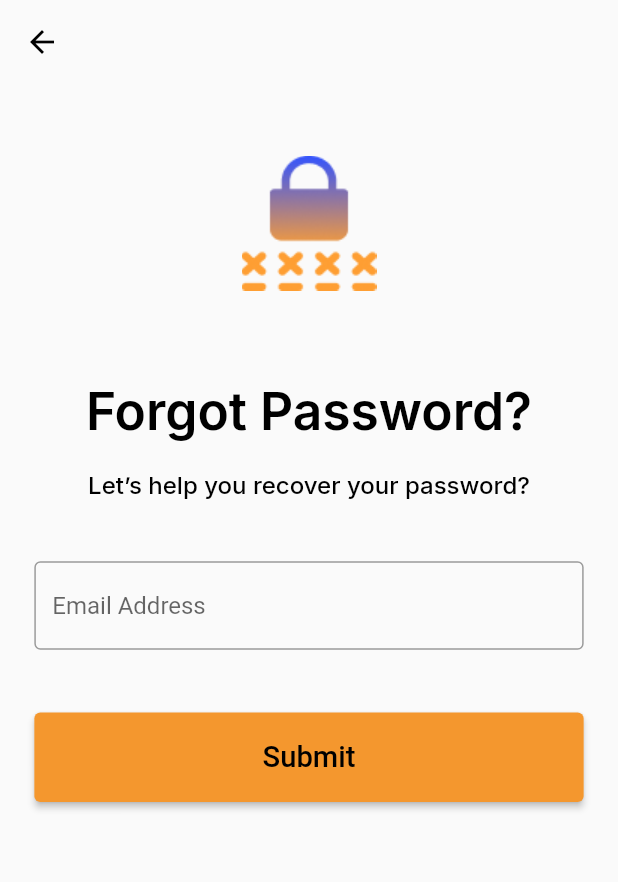
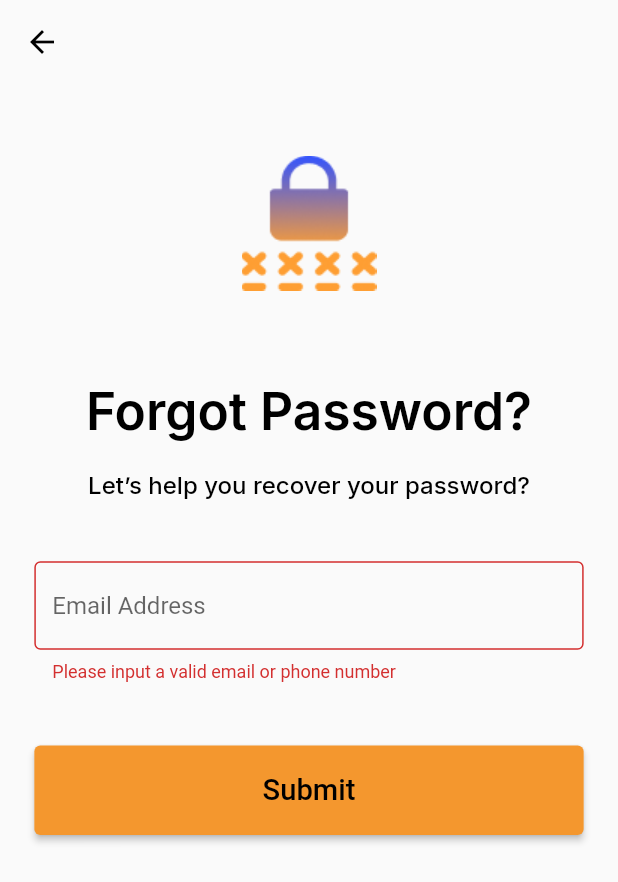
Before and after one commit to vikilinho/choplyfe, a Flutter app: the ForgotPassword screen opened by its route, after a tap on "Submit", on a phone screen of 412 x 824 dp. Shown: the top 882 px of the screen. Run offline on Flutter 3.47's test engine with Material 2 defaults, Android fonts, the phone set to English and light mode, and no system bars; our stand-ins replace flutter_screenutil, flutter_spinkit, flutter_svg, get, google_fonts, shared_preferences; accounts and stored records are empty.

```diff
--- a/lib/components/app_imports.dart
+++ b/lib/components/app_imports.dart
@@ -25,5 +25,6 @@ export 'package:choplife/route.dart';
 export '../components/socialicons.dart';
 export '../components/validator.dart';
 export 'package:get/get.dart';
+export '../services/auth_services.dart';
 
 // export 'package:choplife/constants/app_routes.dart';
--- a/lib/components/appfonts.dart
+++ b/lib/components/appfonts.dart
@@ -27,4 +27,12 @@ class AppFonts {
       fontWeight: FontWeight.w600,
     ),
   );
+  static TextStyle categoriesText = GoogleFonts.inter(
+    textStyle: TextStyle(
+      color: const Color(0xff403C56),
+      fontStyle: FontStyle.italic,
+      fontSize: 12.sp,
+      fontWeight: FontWeight.w800,
+    ),
+  );
 }
--- a/lib/pages/forgot_password_page.dart
+++ b/lib/pages/forgot_password_page.dart
@@ -1,9 +1,6 @@
-import 'package:choplife/components/appfonts.dart';
-import 'package:flutter/material.dart';
-import 'package:flutter_screenutil/flutter_screenutil.dart';
-import 'package:google_fonts/google_fonts.dart';
+import 'package:flutter_spinkit/flutter_spinkit.dart';
 
-import '../components/custom_button.dart';
+import '../components/app_imports.dart';
 
 class ForgotPassword extends StatefulWidget {
   const ForgotPassword({super.key});
@@ -12,8 +9,11 @@ class ForgotPassword extends StatefulWidget {
   State<ForgotPassword> createState() => _ForgotPasswordState();
 }
 
-class _ForgotPasswordState extends State<ForgotPassword> {
+class _ForgotPasswordState extends State<ForgotPassword>
+    with InputValidationMixin {
   final TextEditingController _emailController = TextEditingController();
+  final AuthService authController =
+      Get.put(AuthService()); //initialise  auth service
   final _forgotpasswordKey = GlobalKey<FormState>();
   @override
   Widget build(BuildContext context) {
@@ -31,7 +31,8 @@ class _ForgotPasswordState extends State<ForgotPassword> {
           },
         ),
       ),
-      body: SafeArea(
+      body: Obx(
+        () => SafeArea(
             child: Center(
           child: Padding(
             padding: EdgeInsets.symmetric(horizontal: 20.w),
@@ -69,23 +70,39 @@ class _ForgotPasswordState extends State<ForgotPassword> {
                             ),
                           ),
                           validator: (email) {
-                          return (email!.isEmpty || email.length < 14)
-                              ? 'Please input a valid email or phone number'
-                              : null;
+                            return isEmailValid(email.toString())
+                                ? null
+                                : "Please input a valid email or phone number";
                           },
                         ),
                       ],
                     )),
                 SizedBox(height: 35.h),
-              CustomButton(
+                authController.isLoading.value
+                    ? const Center(
+                        child: SpinKitDancingSquare(
+                        color: AppColors.primaryColor,
+                      ))
+                    : CustomButton(
                         text: "Submit",
-                  onPressed: () {},
+                        onPressed: () async {
+                          if (_forgotpasswordKey.currentState!.validate()) {
+                            var userDetails = {
+                              "email": _emailController.text.trim(),
+                            };
+
+                            await authController.forgotpassword(
+                                userDetails: userDetails);
+                          }
+                          setState(() {});
+                        },
                         color: const Color(0xffF4972E),
                         textcolor: Colors.black)
               ],
             ),
           ),
         )),
+      ),
     );
   }
 }
```
Also changed, not shown: lib/pages/homepage.dart (+68 -3 lines), lib/services/auth_services.dart (+56 -0 lines), images/per.jpeg (added), images/person.png (added). Lines whose indentation alone changed are shown as unchanged.
